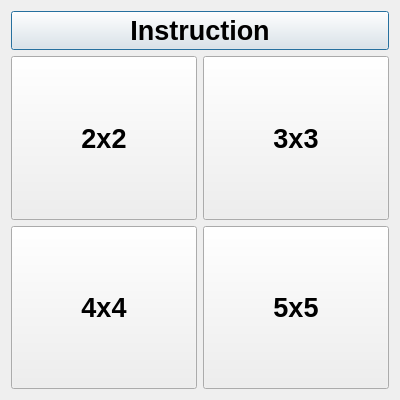
Before: the Qt Designer form graphics/forms/menu.ui in LesterEvSe/Game15, drawn with Qt 5.
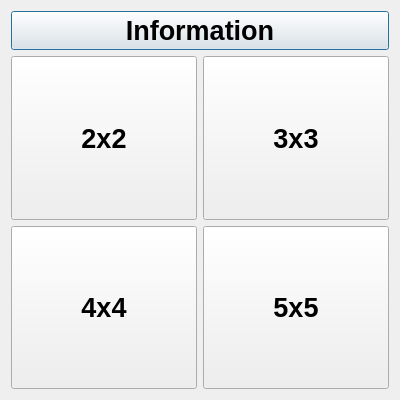
After: the same form once the commit is applied.

Commit message: Switch to 1 cmake instead of 3 and add information for the 'information' button

```diff
--- a/graphics/forms/menu.ui
+++ b/graphics/forms/menu.ui
@@ -23,7 +23,7 @@
    <item>
     <widget class="QPushButton" name="instructionButton">
      <property name="text">
-      <string>Instruction</string>
+      <string>Information</string>
      </property>
     </widget>
    </item>
```
Left out of the diff: 2 changed lines with no effect on the pictures. The commit also changes 5 other files.
